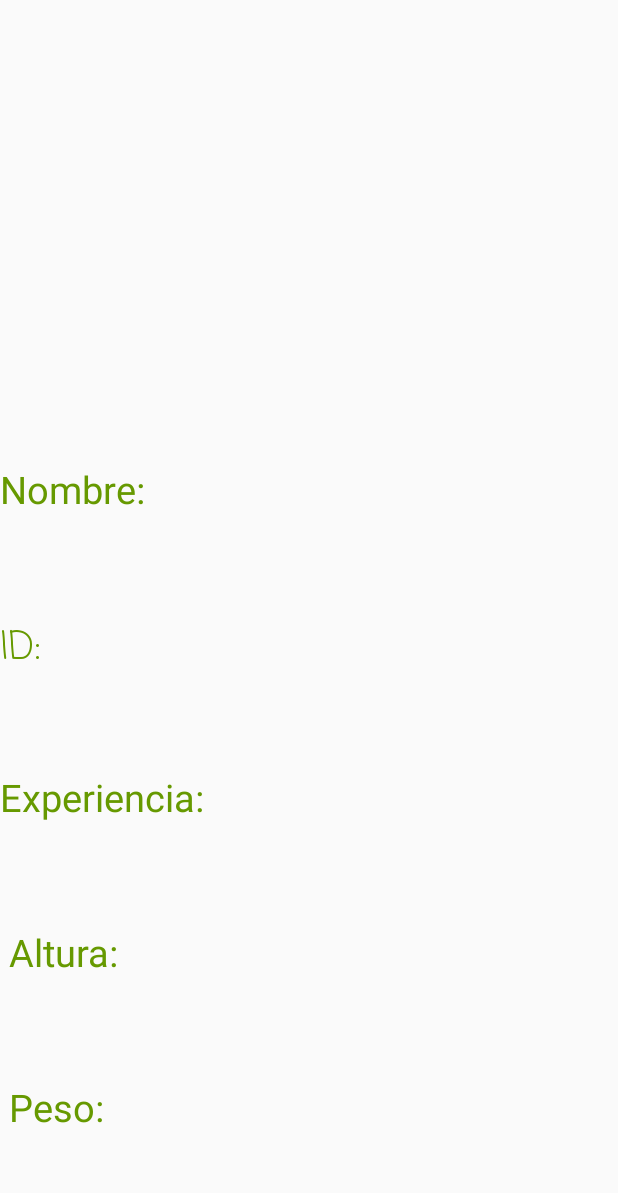
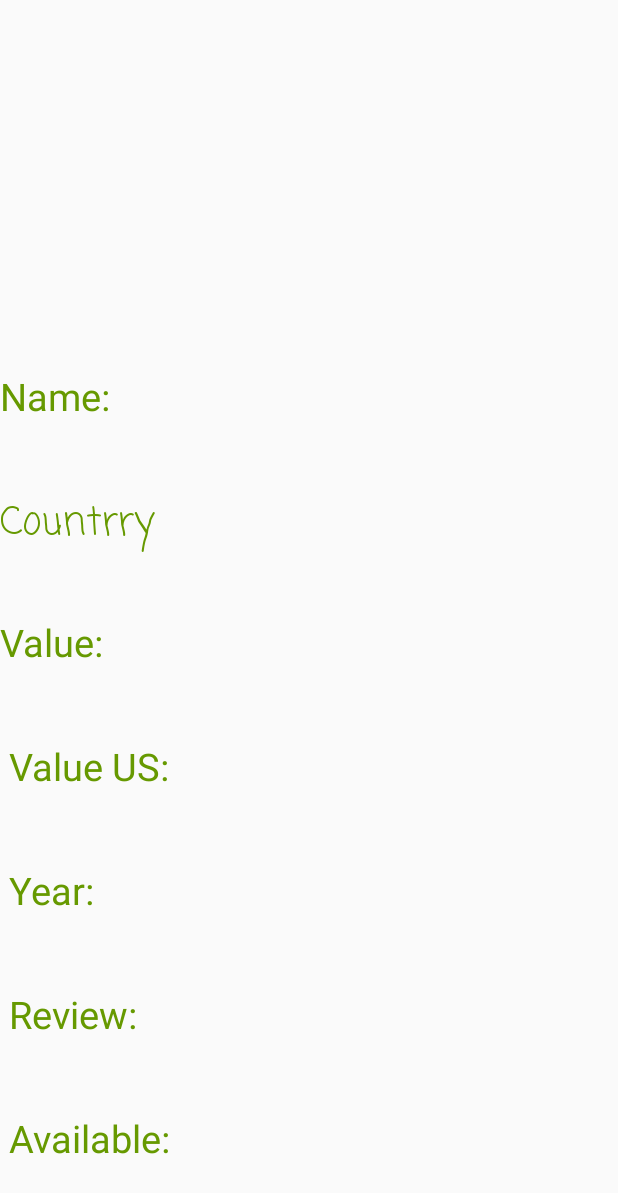
Before and after one commit to JoseDFS/TallerDos, an Android app: the layout activity_coin_viewer.xml on its own in the app's theme, with its tools: preview values and no code run, on a phone screen of 412 x 824 dp. Shown: the top 1193 px of the screen. Run offline under Robolectric (Android 15) with nearby library versions, the phone set to English and light mode, and no system bars.

Commit message:
Agregando data al CoinViewer

```diff
--- a/app/src/main/java/com/dany/coins/CoinViewer.kt
+++ b/app/src/main/java/com/dany/coins/CoinViewer.kt
@@ -2,11 +2,42 @@ package com.dany.coins
 
 import android.support.v7.app.AppCompatActivity
 import android.os.Bundle
+import android.os.AsyncTask.execute
+import com.bumptech.glide.Glide
+import android.content.Intent
+import android.graphics.drawable.Drawable
+import android.util.Log
+import com.dany.coins.Utils.AppConstants
+import kotlinx.android.synthetic.main.activity_coin_viewer.*
+
 
 class CoinViewer : AppCompatActivity() {
 
     override fun onCreate(savedInstanceState: Bundle?) {
         super.onCreate(savedInstanceState)
         setContentView(R.layout.activity_coin_viewer)
+
+
+        val mIntent = intent
+        if (mIntent != null) {
+
+
+
+            Glide.with(this)
+                    .load(mIntent.getStringExtra(AppConstants.TEXT_KEY_IMG))
+                    .into(iv_coin2)
+
+            tv_name.text = mIntent.getStringExtra(AppConstants.TEXT_KEY_NAME)
+            tv_country.text =mIntent.getStringExtra(AppConstants.TEXT_KEY_COUNTRY)
+            tv_isavailable.text =mIntent.getStringExtra(AppConstants.TEXT_KEY_IS_AVAILABLE)
+            tv_value.text=mIntent.getStringExtra(AppConstants.TEXT_KEY_VALUE).toString()
+            tv_valueus.text=mIntent.getStringExtra(AppConstants.TEXT_KEY_VALUE_US).toString()
+            tv_year.text=mIntent.getStringExtra(AppConstants.TEXT_KEY_YEAR).toString()
+
+
+
+
+        }
+
     }
 }
--- a/app/src/main/res/layout-land/content_main.xml
+++ b/app/src/main/res/layout-land/content_main.xml
@@ -16,7 +16,8 @@
             android:id="@+id/coin_list"
             android:layout_width="@dimen/list_width"
             android:layout_height="wrap_content"
-            android:text="Hello World!" />
+            android:text="Hello World!"
+            android:background="@android:color/white"/>
 
     <FrameLayout
         android:id="@+id/fragment_content"
--- a/app/src/main/res/layout/activity_coin_viewer.xml
+++ b/app/src/main/res/layout/activity_coin_viewer.xml
@@ -9,7 +9,7 @@
 
     <LinearLayout android:layout_width="match_parent" android:layout_height="0dp" android:layout_weight="3" android:orientation="horizontal" android:gravity="center">
 
-        <ImageView android:layout_width="200dp" android:layout_height="200dp" android:id="@+id/iv_pokemon2" android:layout_margin="8dp"
+        <ImageView android:layout_width="200dp" android:layout_height="200dp" android:id="@+id/iv_coin2" android:layout_margin="8dp"
             />
 
 
@@ -18,40 +18,58 @@
     <LinearLayout android:layout_width="match_parent" android:layout_height="0dp" android:layout_weight="1" android:orientation="horizontal">
         <TextView android:layout_width="wrap_content" android:layout_height="wrap_content"
             android:textSize="25dp"
-            android:text="Nombre: " android:textColor="@android:color/holo_green_dark" />
+            android:text="Name: " android:textColor="@android:color/holo_green_dark" />
         <TextView android:layout_width="wrap_content" android:layout_height="wrap_content" android:textSize="25dp"
-            android:id="@+id/tv_nombre" android:textColor="@android:color/holo_green_dark" />
+            android:id="@+id/tv_name" android:textColor="@android:color/holo_green_dark" />
 
     </LinearLayout>
 
     <LinearLayout android:layout_width="match_parent"  android:layout_height="0dp" android:layout_weight="1" android:orientation="horizontal">
         <TextView android:layout_width="wrap_content" android:layout_height="wrap_content"
-            android:text="ID: "  android:textSize="25dp" android:textColor="@android:color/holo_green_dark" android:fontFamily="casual"/>
+            android:text="Countrry "  android:textSize="25dp" android:textColor="@android:color/holo_green_dark" android:fontFamily="casual"/>
         <TextView android:layout_width="wrap_content" android:layout_height="wrap_content" android:textSize="25dp"
-            android:id="@+id/tv_id"  android:textColor="@android:color/holo_green_dark"/>
+            android:id="@+id/tv_country"  android:textColor="@android:color/holo_green_dark"/>
 
     </LinearLayout>
 
     <LinearLayout android:layout_width="match_parent"  android:layout_height="0dp" android:layout_weight="1" android:orientation="horizontal">
         <TextView android:layout_width="wrap_content" android:layout_height="wrap_content" android:textSize="25dp"
-            android:text="Experiencia: " android:textColor="@android:color/holo_green_dark" />
+            android:text="Value: " android:textColor="@android:color/holo_green_dark" />
         <TextView android:layout_width="wrap_content" android:layout_height="wrap_content" android:textSize="25dp"
-            android:id="@+id/tv_experiencia" android:textColor="@android:color/holo_green_dark" />
+            android:id="@+id/tv_value" android:textColor="@android:color/holo_green_dark" />
 
     </LinearLayout>
     <LinearLayout android:layout_width="match_parent"  android:layout_height="0dp" android:layout_weight="1" android:orientation="horizontal">
         <TextView android:layout_width="wrap_content" android:layout_height="wrap_content" android:textSize="25dp"
-            android:text=" Altura: "   android:textColor="@android:color/holo_green_dark" />
+            android:text=" Value US: "   android:textColor="@android:color/holo_green_dark" />
         <TextView android:layout_width="wrap_content" android:layout_height="wrap_content" android:textSize="25dp"
-            android:id="@+id/tv_altura" android:textColor="@android:color/holo_green_dark" />
+            android:id="@+id/tv_valueus" android:textColor="@android:color/holo_green_dark" />
 
     </LinearLayout>
     <LinearLayout android:layout_width="match_parent"  android:layout_height="0dp" android:layout_weight="1" android:orientation="horizontal">
 
         <TextView android:layout_width="wrap_content" android:layout_height="wrap_content" android:textSize="25dp"
-            android:text=" Peso: " android:textColor="@android:color/holo_green_dark" />
+            android:text=" Year: " android:textColor="@android:color/holo_green_dark" />
         <TextView android:layout_width="wrap_content" android:layout_height="wrap_content" android:textSize="25dp"
-            android:id="@+id/tv_peso" android:textColor="@android:color/holo_green_dark" />
+            android:id="@+id/tv_year" android:textColor="@android:color/holo_green_dark" />
+
+    </LinearLayout>
+
+    <LinearLayout android:layout_width="match_parent"  android:layout_height="0dp" android:layout_weight="1" android:orientation="horizontal">
+
+        <TextView android:layout_width="wrap_content" android:layout_height="wrap_content" android:textSize="25dp"
+            android:text=" Review: " android:textColor="@android:color/holo_green_dark" />
+        <TextView android:layout_width="wrap_content" android:layout_height="wrap_content" android:textSize="25dp"
+            android:id="@+id/tv_review" android:textColor="@android:color/holo_green_dark" />
+
+    </LinearLayout>
+
+    <LinearLayout android:layout_width="match_parent"  android:layout_height="0dp" android:layout_weight="1" android:orientation="horizontal">
+
+        <TextView android:layout_width="wrap_content" android:layout_height="wrap_content" android:textSize="25dp"
+            android:text=" Available: " android:textColor="@android:color/holo_green_dark" />
+        <TextView android:layout_width="wrap_content" android:layout_height="wrap_content" android:textSize="25dp"
+            android:id="@+id/tv_isavailable" android:textColor="@android:color/holo_green_dark" />
 
     </LinearLayout>
 
```
